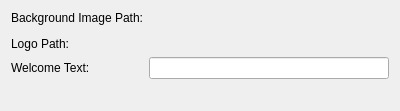
The window that themes/classic/config.ui (KDE/lightdm) describes before a commit, drawn with Qt 5.
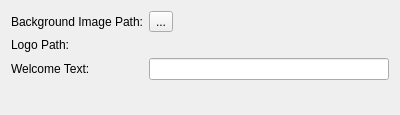
The same window after the commit. Custom widgets are drawn as their Qt base class.

Commit message: Better image selection button

Patch:
```diff
--- a/themes/classic/config.ui
+++ b/themes/classic/config.ui
@@ -7,7 +7,7 @@
     <x>0</x>
     <y>0</y>
     <width>400</width>
-    <height>111</height>
+    <height>115</height>
    </rect>
   </property>
   <layout class="QGridLayout" name="gridLayout">
@@ -51,16 +51,6 @@
      </property>
     </spacer>
    </item>
-   <item row="1" column="1">
-    <widget class="KUrlRequester" name="kcfg_Background">
-     <property name="filter">
-      <string/>
-     </property>
-     <property name="kcfg_property" stdset="0">
-      <string notr="true" extracomment="This tells KConfig to use the text property rather than the url property. This works round it being broken.">text</string>
-     </property>
-    </widget>
-   </item>
    <item row="3" column="1">
     <widget class="KUrlRequester" name="kcfg_Logo">
      <property name="filter">
@@ -71,8 +61,12 @@
      </property>
     </widget>
    </item>
-   <item row="2" column="1">
-    <widget class="KImageFilePreview" name="kimagefilepreview"/>
+   <item row="1" column="1">
+    <widget class="SelectImageButton" name="toolButton">
+     <property name="text">
+      <string>...</string>
+     </property>
+    </widget>
    </item>
   </layout>
  </widget>
@@ -83,9 +77,9 @@
    <header>kurlrequester.h</header>
   </customwidget>
   <customwidget>
-   <class>KImageFilePreview</class>
-   <extends>QWidget</extends>
-   <header>kimagefilepreview.h</header>
+   <class>SelectImageButton</class>
+   <extends>QToolButton</extends>
+   <header>selectimagebutton.h</header>
   </customwidget>
  </customwidgets>
  <resources/>
```
Left out of the diff: 23 changed lines with no effect on the pictures. The commit also changes 3 other files.
